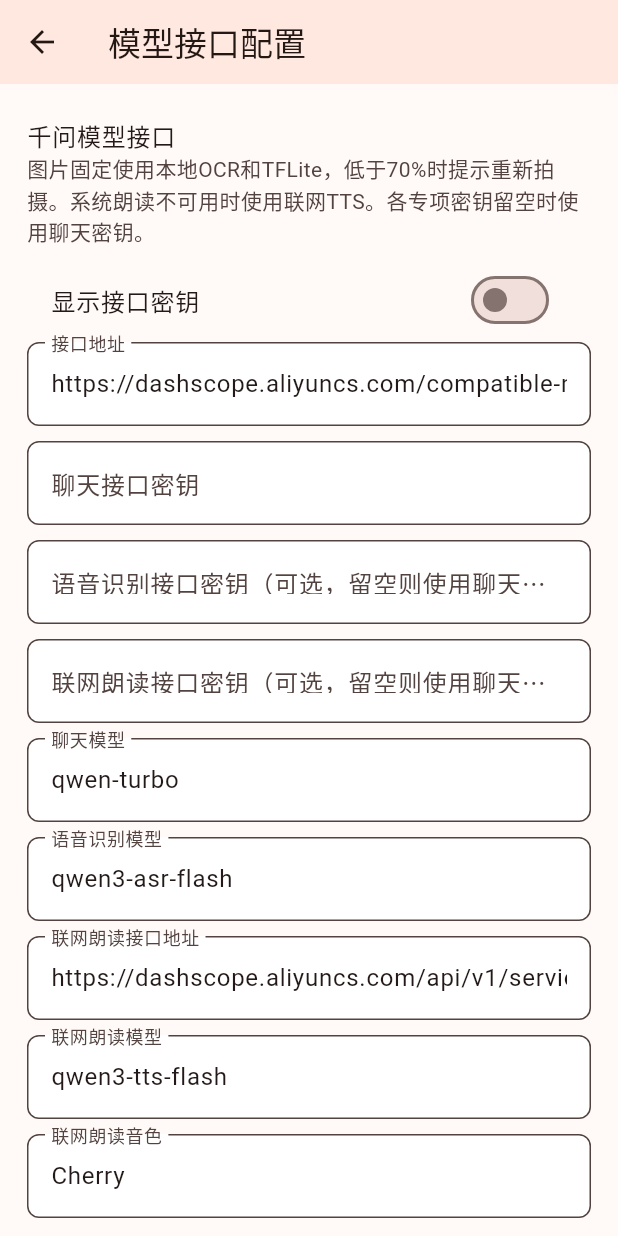
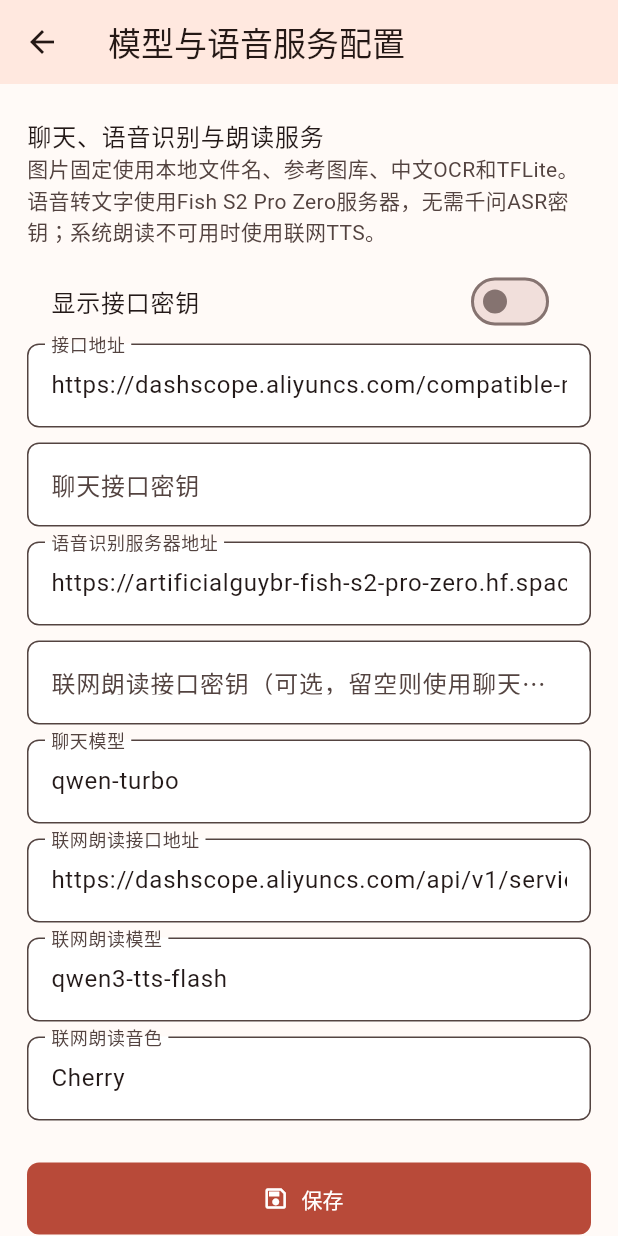
Before and after one commit to guyuan21/Ethnic_App, a Flutter app: the ModelConfigPage screen opened directly, on a phone screen of 412 x 824 dp. Run offline on Flutter 3.47's test engine with Material 3 defaults, Android fonts, the phone set to English and light mode, and no system bars; our stand-ins replace audioplayers, flutter_tts, image_picker, shared_preferences; missing offline and left inert: google_mlkit_text_recognition, record, tflite_flutter; accounts and stored records are empty.

Commit message:
Use Fish Space ASR and restrict recognition to costume cartoons

```diff
--- a/app_flutter/lib/pages/chat_page.dart
+++ b/app_flutter/lib/pages/chat_page.dart
@@ -328,7 +328,7 @@ class _ChatPageState extends State<ChatPage> {
       setState(() {
         _speechStatus = '回答失败，请检查网络后重试';
         final errorText =
-            '暂时无法回答：$e\n\n请检查网络、接口密钥、接口地址、聊天模型和语音识别模型配置。图片识别仍使用本地 TFLite，不需要视觉模型接口。';
+            '暂时无法回答：$e\n\n请检查网络、聊天接口密钥、聊天模型和语音识别服务器地址。图片识别使用本地参考图库、OCR和TFLite，不需要视觉模型接口。';
         if (pendingIndex < _messages.length) {
           _messages[pendingIndex] =
               ChatMessage(role: 'assistant', text: errorText);
--- a/app_flutter/lib/pages/home_page.dart
+++ b/app_flutter/lib/pages/home_page.dart
@@ -181,7 +181,7 @@ class _HomePageState extends State<HomePage> {
                     _ActionTile(
                       icon: Icons.photo_camera_outlined,
                       title: cameraLabel,
-                      subtitle: '现场拍摄服饰、纹样',
+                      subtitle: '现场拍摄民族服饰卡通人物',
                       color: const Color(0xFFB84A39),
                       onTap: _loading
                           ? null
@@ -191,7 +191,7 @@ class _HomePageState extends State<HomePage> {
                     _ActionTile(
                       icon: Icons.photo_library_outlined,
                       title: '上传图片识别',
-                      subtitle: '从相册选择图片，生成文化卡片',
+                      subtitle: '从相册选择民族服饰卡通图片',
                       color: const Color(0xFF2F6F73),
                       onTap: _loading
                           ? null
@@ -238,7 +238,7 @@ class _HomePageState extends State<HomePage> {
                           const CircularProgressIndicator(),
                           const SizedBox(height: 14),
                           Text(
-                            '本地模型正在识别卡通图片',
+                            '本地模型正在识别民族服饰卡通图片',
                             style: Theme.of(context).textTheme.titleMedium,
                           ),
                           const SizedBox(height: 6),
@@ -318,7 +318,7 @@ class _HeroPanel extends StatelessWidget {
           ),
           const SizedBox(height: 20),
           Text(
-            '看见一个文化元素，听懂它背后的故事',
+            '识别民族服饰卡通图片，听懂背后的文化故事',
             style: Theme.of(context).textTheme.headlineSmall?.copyWith(
                   fontWeight: FontWeight.w800,
                   height: 1.18,
@@ -326,7 +326,7 @@ class _HeroPanel extends StatelessWidget {
           ),
           const SizedBox(height: 10),
           Text(
-            '请使用卡通风格的服饰图片。识别后会给出相应的文化元素介绍。',
+            '仅支持民族服饰卡通人物图片，不识别图腾、纹样、建筑、器物或真人照片。',
             style: Theme.of(context).textTheme.bodyMedium?.copyWith(
                   color: Colors.black.withAlpha(173),
                   height: 1.5,
@@ -427,7 +427,7 @@ class _SafetyPanel extends StatelessWidget {
           const SizedBox(width: 12),
           Expanded(
             child: Text(
-              '本应用只介绍图片中可见的文化元素，不根据人物外貌判断民族身份。识别结果仅供文化学习参考。',
+              '本应用只识别民族服饰卡通图片，不根据真人外貌判断民族身份。识别结果仅供文化学习参考。',
               style: Theme.of(context).textTheme.bodySmall?.copyWith(
                     color: Colors.black.withAlpha(173),
                     height: 1.45,
--- a/app_flutter/lib/pages/model_config_page.dart
+++ b/app_flutter/lib/pages/model_config_page.dart
@@ -12,11 +12,10 @@ class ModelConfigPage extends StatefulWidget {
 class _ModelConfigPageState extends State<ModelConfigPage> {
   final _qwenBaseUrlController = TextEditingController();
   final _qwenApiKeyController = TextEditingController();
-  final _qwenAsrApiKeyController = TextEditingController();
+  final _asrServerUrlController = TextEditingController();
   final _qwenTtsUrlController = TextEditingController();
   final _qwenTtsApiKeyController = TextEditingController();
   final _qwenChatModelController = TextEditingController();
-  final _qwenAsrModelController = TextEditingController();
   final _qwenTtsModelController = TextEditingController();
   final _qwenTtsVoiceController = TextEditingController();
 
@@ -34,11 +33,10 @@ class _ModelConfigPageState extends State<ModelConfigPage> {
   void dispose() {
     _qwenBaseUrlController.dispose();
     _qwenApiKeyController.dispose();
-    _qwenAsrApiKeyController.dispose();
+    _asrServerUrlController.dispose();
     _qwenTtsUrlController.dispose();
     _qwenTtsApiKeyController.dispose();
     _qwenChatModelController.dispose();
-    _qwenAsrModelController.dispose();
     _qwenTtsModelController.dispose();
     _qwenTtsVoiceController.dispose();
     super.dispose();
@@ -56,11 +54,10 @@ class _ModelConfigPageState extends State<ModelConfigPage> {
   void _apply(ModelRuntimeConfig config) {
     _qwenBaseUrlController.text = config.qwenBaseUrl;
     _qwenApiKeyController.text = config.qwenApiKey;
-    _qwenAsrApiKeyController.text = config.qwenAsrApiKey;
+    _asrServerUrlController.text = config.asrServerUrl;
     _qwenTtsUrlController.text = config.qwenTtsUrl;
     _qwenTtsApiKeyController.text = config.qwenTtsApiKey;
     _qwenChatModelController.text = config.qwenChatModel;
-    _qwenAsrModelController.text = config.qwenAsrModel;
     _qwenTtsModelController.text = config.qwenTtsModel;
     _qwenTtsVoiceController.text = config.qwenTtsVoice;
   }
@@ -69,11 +66,10 @@ class _ModelConfigPageState extends State<ModelConfigPage> {
     return ModelRuntimeConfig(
       qwenBaseUrl: _qwenBaseUrlController.text,
       qwenApiKey: _qwenApiKeyController.text,
-      qwenAsrApiKey: _qwenAsrApiKeyController.text,
+      asrServerUrl: _asrServerUrlController.text,
       qwenTtsUrl: _qwenTtsUrlController.text,
       qwenTtsApiKey: _qwenTtsApiKeyController.text,
       qwenChatModel: _qwenChatModelController.text,
-      qwenAsrModel: _qwenAsrModelController.text,
       qwenTtsModel: _qwenTtsModelController.text,
       qwenTtsVoice: _qwenTtsVoiceController.text,
     );
@@ -132,7 +128,7 @@ class _ModelConfigPageState extends State<ModelConfigPage> {
   @override
   Widget build(BuildContext context) {
     return Scaffold(
-      appBar: AppBar(title: const Text('模型接口配置')),
+      appBar: AppBar(title: const Text('模型与语音服务配置')),
       body: SafeArea(
         child: _loading
             ? const Center(child: CircularProgressIndicator())
@@ -144,9 +140,9 @@ class _ModelConfigPageState extends State<ModelConfigPage> {
                     children: [
                       const ListTile(
                         contentPadding: EdgeInsets.zero,
-                        title: Text('千问模型接口'),
+                        title: Text('聊天、语音识别与朗读服务'),
                         subtitle: Text(
-                          '图片固定使用本地OCR和TFLite，低于70%时提示重新拍摄。系统朗读不可用时使用联网TTS。各专项密钥留空时使用聊天密钥。',
+                          '图片固定使用本地文件名、参考图库、中文OCR和TFLite。语音转文字使用Fish S2 Pro Zero服务器，无需千问ASR密钥；系统朗读不可用时使用联网TTS。',
                         ),
                       ),
                       SwitchListTile.adaptive(
@@ -171,9 +167,11 @@ class _ModelConfigPageState extends State<ModelConfigPage> {
                         obscureText: !_showKeys,
                       ),
                       _Field(
-                        controller: _qwenAsrApiKeyController,
-                        label: '语音识别接口密钥（可选，留空则使用聊天密钥）',
-                        obscureText: !_showKeys,
+                        controller: _asrServerUrlController,
+                        label: '语音识别服务器地址',
+                        hint:
+                            'https://artificialguybr-fish-s2-pro-zero.hf.space',
+                        keyboardType: TextInputType.url,
                       ),
                       _Field(
                         controller: _qwenTtsApiKeyController,
@@ -184,11 +182,6 @@ class _ModelConfigPageState extends State<ModelConfigPage> {
                         controller: _qwenChatModelController,
                         label: '聊天模型',
                         hint: 'qwen-turbo',
-                      ),
-                      _Field(
-                        controller: _qwenAsrModelController,
-                        label: '语音识别模型',
-                        hint: 'qwen3-asr-flash',
                       ),
                       _Field(
                         controller: _qwenTtsUrlController,
--- a/app_flutter/lib/pages/result_page.dart
+++ b/app_flutter/lib/pages/result_page.dart
@@ -36,14 +36,14 @@ class _ResultPageState extends State<ResultPage> {
     if (engine == 'local_cartoon_tflite') {
       return '本地卡通模型识别';
     }
-    if (engine == 'local_totem_match') {
-      return '本地图腾图库匹配';
-    }
     if (engine == 'local_costume_asset_match') {
       return '本地书册服饰图库匹配';
     }
     if (engine == 'local_title_ocr_match') {
       return '标题文字识别匹配';
+    }
+    if (engine == 'local_filename_match') {
+      return '图片文件名匹配';
     }
     return '图像识别模型匹配';
   }
@@ -64,10 +64,8 @@ class _ResultPageState extends State<ResultPage> {
     final bestResult =
         highConfidenceResults.isEmpty ? null : highConfidenceResults.first;
 
-    final notice = (widget.result['notice'] ??
-            '本结果仅基于图片中的服饰、头饰、纹样、建筑、器物等可见文化元素，'
-                '不代表对人物民族身份的判断。')
-        .toString();
+    final notice =
+        (widget.result['notice'] ?? '本结果仅识别民族服饰卡通图片，不代表对真人民族身份的判断。').toString();
     final warning = (widget.result['warning'] ?? '').toString();
     final chatContext = Map<String, dynamic>.from(widget.result);
     if (bestResult != null) {
@@ -141,7 +139,7 @@ class _ResultPageState extends State<ResultPage> {
                   padding: const EdgeInsets.symmetric(vertical: 24),
                   child: Text(
                     allResults.isEmpty
-                        ? '暂未识别到明显的民族文化元素。'
+                        ? '暂未识别到支持的民族服饰卡通图片。'
                         : '识别结果置信度不足，暂不展示具体民族文化结果。建议重新拍摄，尽量保持图片清晰、完整、光线充足。',
                   ),
                 )
--- a/app_flutter/lib/services/model_config_service.dart
+++ b/app_flutter/lib/services/model_config_service.dart
@@ -14,9 +14,9 @@ class ModelRuntimeConfig {
     'QWEN_CHAT_MODEL',
     defaultValue: 'qwen-turbo',
   );
-  static const String packagedQwenAsrModel = String.fromEnvironment(
-    'QWEN_ASR_MODEL',
-    defaultValue: 'qwen3-asr-flash',
+  static const String packagedAsrServerUrl = String.fromEnvironment(
+    'ASR_SERVER_URL',
+    defaultValue: 'https://artificialguybr-fish-s2-pro-zero.hf.space',
   );
   static const String packagedQwenTtsModel = String.fromEnvironment(
     'QWEN_TTS_MODEL',
@@ -29,22 +29,20 @@ class ModelRuntimeConfig {
 
   final String qwenBaseUrl;
   final String qwenApiKey;
-  final String qwenAsrApiKey;
+  final String asrServerUrl;
   final String qwenTtsUrl;
   final String qwenTtsApiKey;
   final String qwenChatModel;
-  final String qwenAsrModel;
   final String qwenTtsModel;
   final String qwenTtsVoice;
 
   const ModelRuntimeConfig({
     required this.qwenBaseUrl,
     required this.qwenApiKey,
-    required this.qwenAsrApiKey,
+    required this.asrServerUrl,
     required this.qwenTtsUrl,
     required this.qwenTtsApiKey,
     required this.qwenChatModel,
-    required this.qwenAsrModel,
     required this.qwenTtsModel,
     required this.qwenTtsVoice,
   });
@@ -55,11 +53,10 @@ class ModelRuntimeConfig {
       // API keys are deliberately never accepted from dart-define. Users must
       // enter them after installation in the hidden local configuration page.
       qwenApiKey: '',
-      qwenAsrApiKey: '',
+      asrServerUrl: packagedAsrServerUrl,
       qwenTtsUrl: packagedQwenTtsUrl,
       qwenTtsApiKey: '',
       qwenChatModel: packagedQwenChatModel,
-      qwenAsrModel: packagedQwenAsrModel,
       qwenTtsModel: packagedQwenTtsModel,
       qwenTtsVoice: packagedQwenTtsVoice,
     );
@@ -74,11 +71,12 @@ class ModelRuntimeConfig {
 class ModelConfigService {
   static const _qwenBaseUrl = 'model_config.qwen_base_url';
   static const _qwenApiKey = 'model_config.qwen_api_key';
-  static const _qwenAsrApiKey = 'model_config.qwen_asr_api_key';
+  static const _asrServerUrl = 'model_config.asr_server_url';
+  static const _legacyQwenAsrApiKey = 'model_config.qwen_asr_api_key';
   static const _qwenTtsUrl = 'model_config.qwen_tts_url';
   static const _qwenTtsApiKey = 'model_config.qwen_tts_api_key';
   static const _qwenChatModel = 'model_config.qwen_chat_model';
-  static const _qwenAsrModel = 'model_config.qwen_asr_model';
+  static const _legacyQwenAsrModel = 'model_config.qwen_asr_model';
   static const _qwenTtsModel = 'model_config.qwen_tts_model';
   static const _qwenTtsVoice = 'model_config.qwen_tts_voice';
 
@@ -96,13 +94,11 @@ class ModelConfigService {
     return ModelRuntimeConfig(
       qwenBaseUrl: read(_qwenBaseUrl, defaults.qwenBaseUrl),
       qwenApiKey: read(_qwenApiKey, defaults.qwenApiKey, allowEmpty: true),
-      qwenAsrApiKey:
-          read(_qwenAsrApiKey, defaults.qwenAsrApiKey, allowEmpty: true),
+      asrServerUrl: read(_asrServerUrl, defaults.asrServerUrl),
       qwenTtsUrl: read(_qwenTtsUrl, defaults.qwenTtsUrl),
       qwenTtsApiKey:
           read(_qwenTtsApiKey, defaults.qwenTtsApiKey, allowEmpty: true),
       qwenChatModel: read(_qwenChatModel, defaults.qwenChatModel),
-      qwenAsrModel: read(_qwenAsrModel, defaults.qwenAsrModel),
       qwenTtsModel: read(_qwenTtsModel, defaults.qwenTtsModel),
       qwenTtsVoice: read(_qwenTtsVoice, defaults.qwenTtsVoice),
     );
@@ -113,11 +109,12 @@ class ModelConfigService {
     await Future.wait([
       prefs.setString(_qwenBaseUrl, config.qwenBaseUrl.trim()),
       prefs.setString(_qwenApiKey, config.qwenApiKey.trim()),
-      prefs.setString(_qwenAsrApiKey, config.qwenAsrApiKey.trim()),
+      prefs.setString(_asrServerUrl, config.asrServerUrl.trim()),
       prefs.setString(_qwenTtsUrl, config.qwenTtsUrl.trim()),
       prefs.setString(_qwenTtsApiKey, config.qwenTtsApiKey.trim()),
       prefs.setString(_qwenChatModel, config.qwenChatModel.trim()),
-      prefs.setString(_qwenAsrModel, config.qwenAsrModel.trim()),
+      prefs.remove(_legacyQwenAsrApiKey),
+      prefs.remove(_legacyQwenAsrModel),
       prefs.setString(_qwenTtsModel, config.qwenTtsModel.trim()),
       prefs.setString(_qwenTtsVoice, config.qwenTtsVoice.trim()),
     ]);
@@ -128,11 +125,12 @@ class ModelConfigService {
     await Future.wait([
       prefs.remove(_qwenBaseUrl),
       prefs.remove(_qwenApiKey),
-      prefs.remove(_qwenAsrApiKey),
+      prefs.remove(_asrServerUrl),
+      prefs.remove(_legacyQwenAsrApiKey),
       prefs.remove(_qwenTtsUrl),
       prefs.remove(_qwenTtsApiKey),
       prefs.remove(_qwenChatModel),
-      prefs.remove(_qwenAsrModel),
+      prefs.remove(_legacyQwenAsrModel),
       prefs.remove(_qwenTtsModel),
       prefs.remove(_qwenTtsVoice),
     ]);
```
Also changed, not shown: app_flutter/lib/services/api_service.dart (+289 -60 lines), app_flutter/lib/services/local_reference_matcher_service.dart (added, +178 -0 lines), 4 other files.
